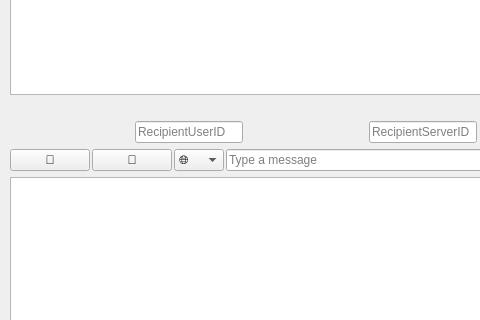
The window that GUI/chatwindow.ui (Don27san/ikomm-Gruppe2) describes before a commit, drawn with Qt 5; both pictures show x 0 to 480 and y 133 to 453 of the 612 by 537 pixel window.
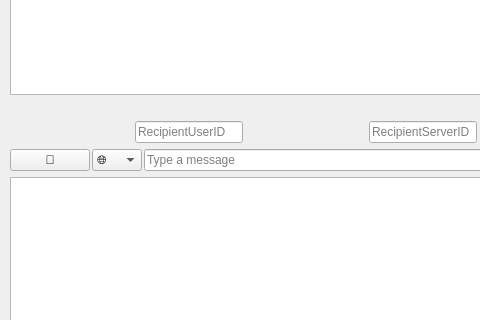
The same window after the commit.

Commit message: Document Button weg

```diff
--- a/GUI/chatwindow.ui
+++ b/GUI/chatwindow.ui
@@ -101,13 +101,6 @@
         </property>
        </widget>
       </item>
-      <item>
-     <widget class="QPushButton" name="downloadButton">
-      <property name="text">
-       <string>📁</string>
-      </property>
-     </widget>
-    </item>
       <item>
        <widget class="QComboBox" name="chooseLanguage">
         <property name="currentText">
```
